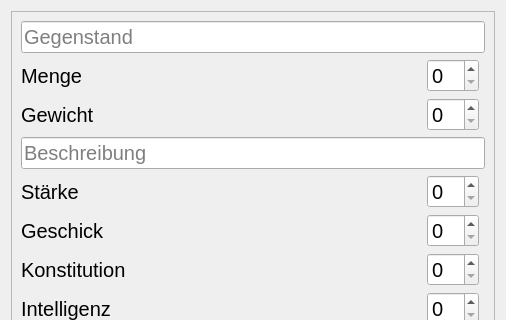
The window that InventoryEdit.ui (Braastos/DWCM) describes before a commit, drawn with Qt 5; both pictures show x 0 to 506 and y 0 to 320 of the 506 by 618 pixel window.
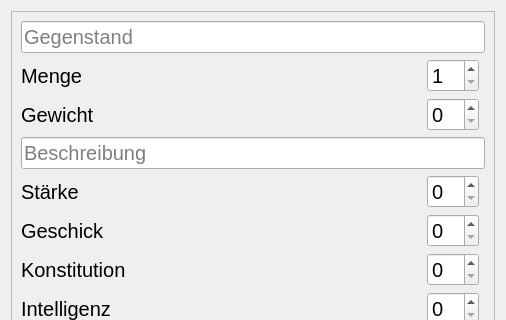
The same window after the commit. Icons and pictures are not drawn.

```diff
--- a/InventoryEdit.ui
+++ b/InventoryEdit.ui
@@ -193,6 +193,12 @@
           <pointsize>15</pointsize>
          </font>
         </property>
+        <property name="minimum">
+         <number>1</number>
+        </property>
+        <property name="value">
+         <number>1</number>
+        </property>
        </widget>
       </item>
       <item row="4" column="0">
```
